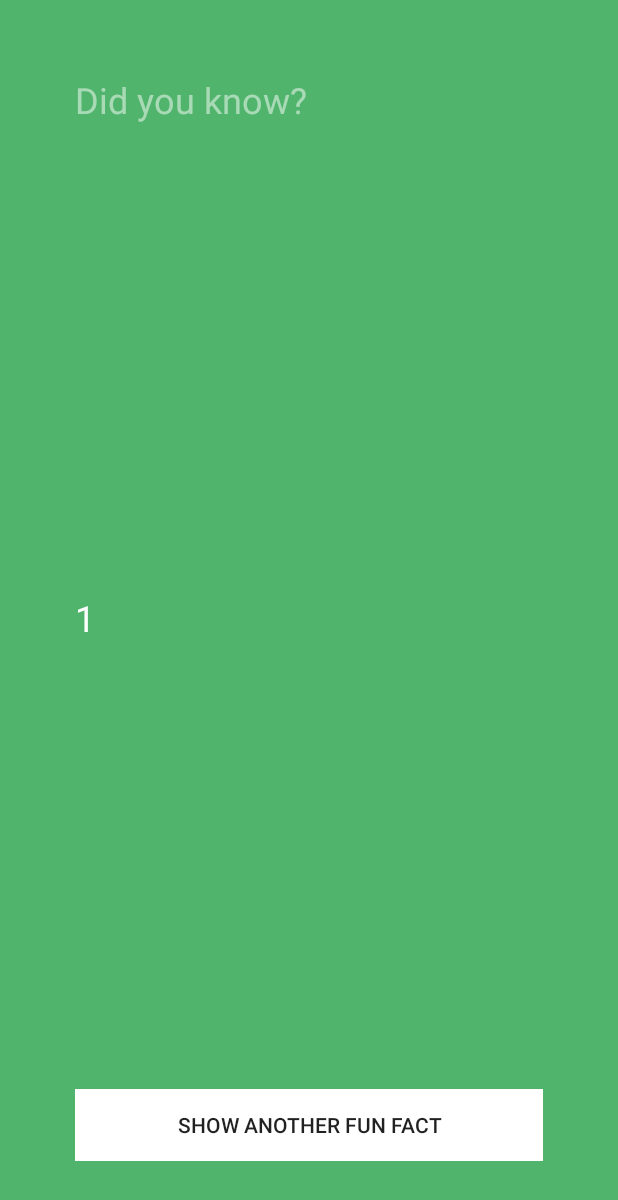
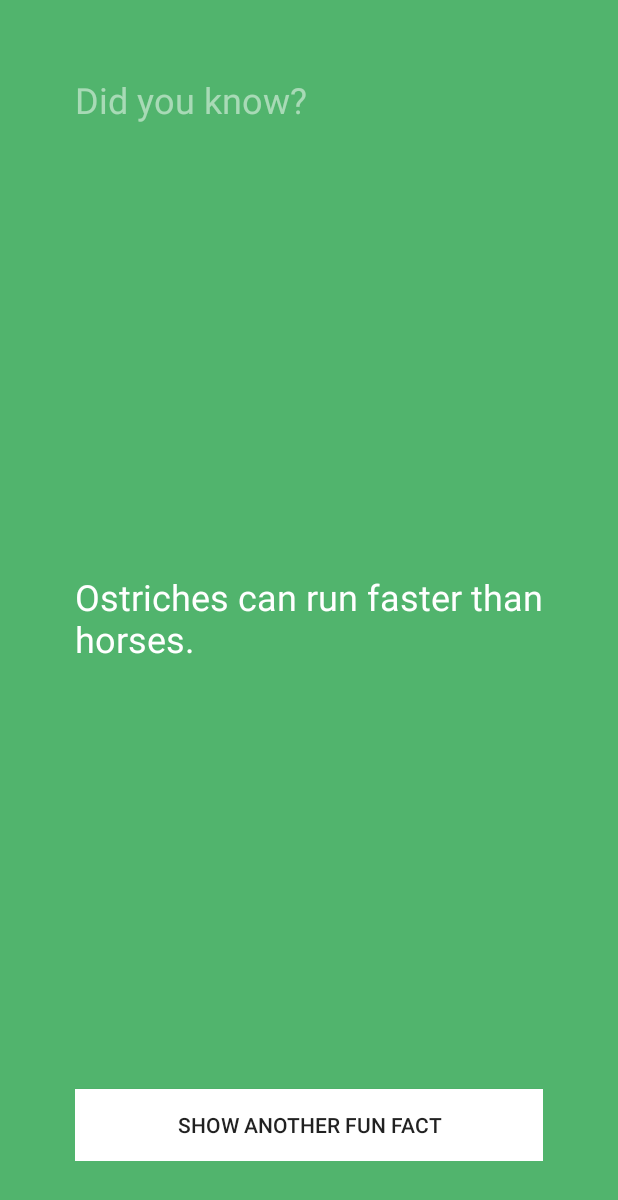
Before and after one commit to jvdave23/FunFacts, an Android app: the screen it shows after launch (FunFactsActivity), after a tap on "SHOW ANOTHER FUN FACT", on a phone screen of 412 x 824 dp. Shown: the top 1200 px of the screen. Run offline under Robolectric (Android 15) with nearby library versions, the phone set to English and light mode, and no system bars.

Commit message:
adding facts

```diff
--- a/app/src/main/java/com/jvalantdave/funfacts/FunFactsActivity.java
+++ b/app/src/main/java/com/jvalantdave/funfacts/FunFactsActivity.java
@@ -24,13 +24,82 @@ public class FunFactsActivity extends AppCompatActivity {
         View.OnClickListener listener = new View.OnClickListener() {
             @Override
             public void onClick(View v) {
+
                 // the button was clicked, so update the fact label with a new fact
                 String fact = "";
                 //randomly select a fact
                 Random randomGenerator = new Random(); // construct a new Random number generator
                 int randomNumber = randomGenerator.nextInt(3);
-                fact = randomNumber + "";
 
+                /* Convert the randomNumber to a text fact
+                 0 = Ants stretch when they wake up in the morning
+                 1 = Ostriches can run faster than horses.
+                 2 = Olympic gold medals are actually made mostly of silver.
+                 3 = Banging your head against a wall burns 150 calories per hour.
+                 4 = When hippos are upset, their sweat turns red.
+                 5 = If you consistently fart for 6 years and 9 months, enough gas is produced to create the energy of an atomic bomb.
+                 6 = You cannot snore and dream at the same time.
+                 7 = A toaster uses almost half as much energy as a full-sized over.
+                 8 = Jason is a pundai.
+                 9 = Vithushan has never made fantasy playoffs.
+                 10 = Sujee is the Los Angeles Clippers of our fantasy league.
+                 11 = Prez is the Tupac of this generation.
+                 12 = Glenn is just plain shit at fantasy.
+                 13 = JV will win the 2015-2016 fantasy league.
+                 14 = Lucksson thinks he ripped off JV with that Howard trade last year but he doesn't know it's all part of the plan.
+                 15 = Sneha is a dingus
+
+
+                 */
+
+                if (randomNumber == 0) {
+                    fact = "Ants stretch when they wake up in the morning";
+                }
+                if (randomNumber == 1) {
+                    fact = "Ostriches can run faster than horses.";
+                }
+                if (randomNumber == 2) {
+                    fact = "Olympic gold medals are actually made mostly of silver.";
+                }
+                if (randomNumber == 3) {
+                    fact = "Banging your head against a wall burns 150 calories per hour.";
+                }
+                if (randomNumber == 4) {
+                    fact = "When hippos are upset, their sweat turns red.";
+                }
+                if (randomNumber == 5) {
+                    fact = "If you consistently fart for 6 years and 9 months, enough gas is produced to create the energy of an atomic bomb.";
+                }
+                if (randomNumber == 6) {
+                    fact = "You cannot snore and dream at the same time.";
+                }
+                if (randomNumber == 7) {
+                    fact = "A toaster uses almost half as much energy as a full-sized over.";
+                }
+                if (randomNumber == 8) {
+                    fact = "Jason is a pundai.";
+                }
+                if (randomNumber == 9) {
+                    fact = "Vithushan has never made fantasy playoffs.";
+                }
+                if (randomNumber == 10) {
+                    fact = "Sujee is the Los Angeles Clippers of our fantasy league.";
+                }
+                if (randomNumber == 11) {
+                    fact = "Prez is the Tupac of this generation.";
+                }
+                if (randomNumber == 12) {
+                    fact = "Glenn is just plain shit at fantasy.";
+                }
+                if (randomNumber == 13) {
+                    fact = "JV will win the 2015-2016 fantasy league. He's also an overall swell guy.";
+                }
+                if (randomNumber == 14) {
+                    fact = "Lucksson gonna take 3 D's when he faces JV in the playoffs. ";
+                }
+                if (randomNumber == 15) {
+                    fact = "Sneha is a dingus";
+                }
 
                 //update the label with our dynamic fact
                 factLabel.setText(fact);
```
